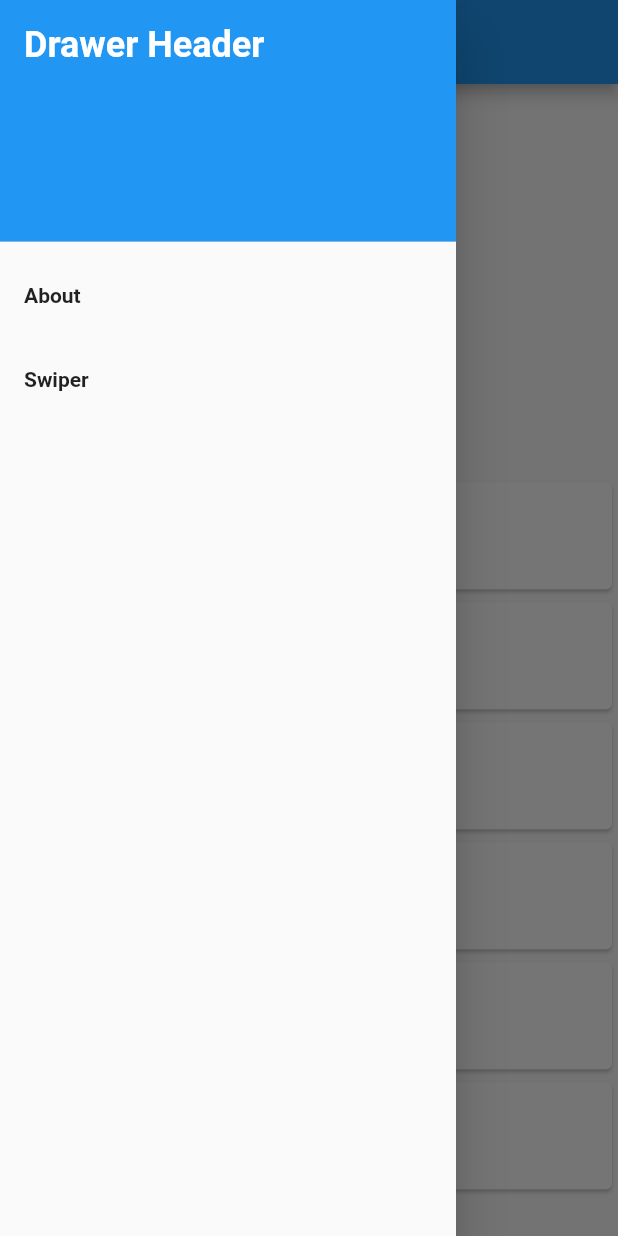
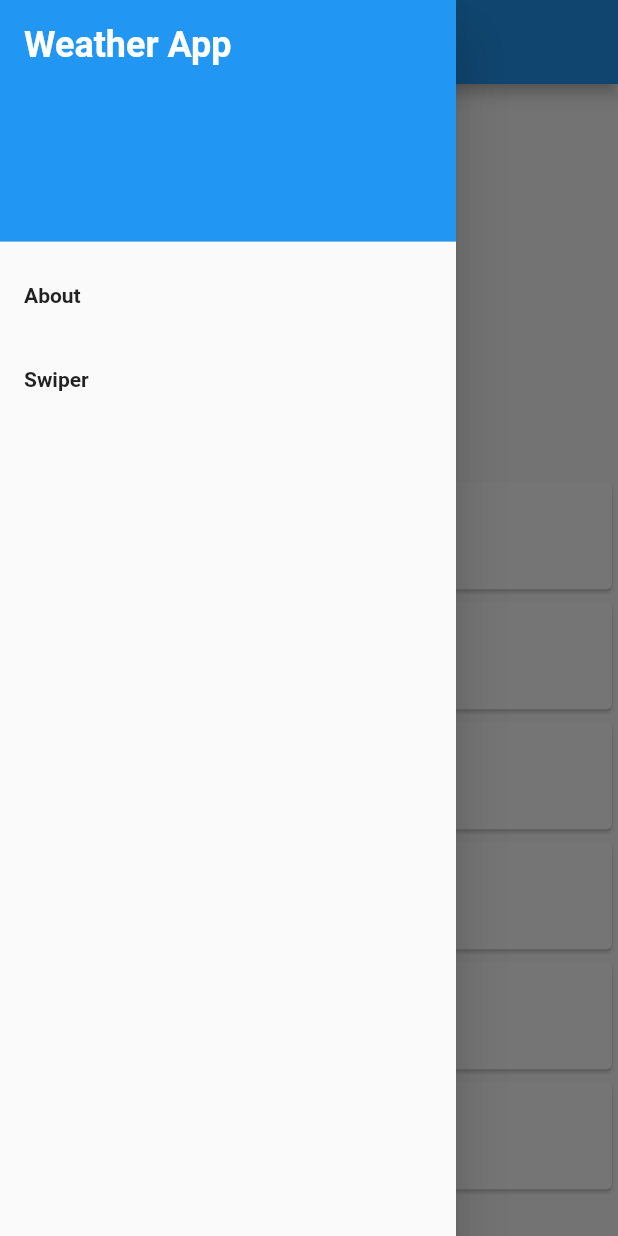
Before and after one commit to Flutterprojekti2022/Weather-app, a Flutter app: the screen it shows after launch, with the side drawer open, on a phone screen of 412 x 824 dp. Run offline on Flutter 3.47's test engine with Material 2 defaults, Android fonts, the phone set to English and light mode, and no system bars.

Commit message:
cleaned hamburgermenu

```diff
--- /dev/null
+++ b/lib/hamburger_tile.dart
@@ -0,0 +1,27 @@
+import 'package:flutter/material.dart';
+
+class HamburgerTile extends StatelessWidget {
+  String title;
+  String page;
+
+  HamburgerTile(this.title, this.page);
+
+  @override
+  Widget build(BuildContext context) {
+    return ListTile(
+      title: Text(
+        title,
+        style: const TextStyle(
+          fontWeight: FontWeight.bold,
+        ),
+      ),
+      onTap: () {
+        Navigator.pop(context);
+        Navigator.pushNamed(
+          context,
+          page,
+        );
+      },
+    );
+  }
+}
--- a/lib/station.dart
+++ b/lib/station.dart
@@ -1,6 +1,8 @@
 import 'package:flutter/material.dart';
 
 import 'package:weather_app/station_data.dart';
+
+import 'hamburger_tile.dart';
 
 class Station extends StatelessWidget {
   String title;
@@ -51,7 +53,7 @@ class Station extends StatelessWidget {
                 color: Colors.blue,
               ),
               child: Text(
-                'Drawer Header',
+                'Weather App',
                 style: TextStyle(
                   fontWeight: FontWeight.bold,
                   fontSize: 24,
@@ -59,34 +61,8 @@ class Station extends StatelessWidget {
                 ),
               ),
             ),
-            ListTile(
-              title: const Text(
-                'About',
-                style: TextStyle(
-                  fontWeight: FontWeight.bold,
-                ),
-              ),
-              onTap: () {
-                Navigator.pop(context);
-                Navigator.pushNamed(
-                  context,
-                  '/about',
-                );
-              },
-            ),
-            ListTile(
-              title: const Text('Swiper',
-                  style: TextStyle(
-                    fontWeight: FontWeight.bold,
-                  )),
-              onTap: () {
-                Navigator.pop(context);
-                Navigator.pushNamed(
-                  context,
-                  '/swiper',
-                );
-              },
-            ),
+            HamburgerTile('About', '/about'),
+            HamburgerTile('Swiper', '/swiper'),
           ],
         ),
       ),
```
